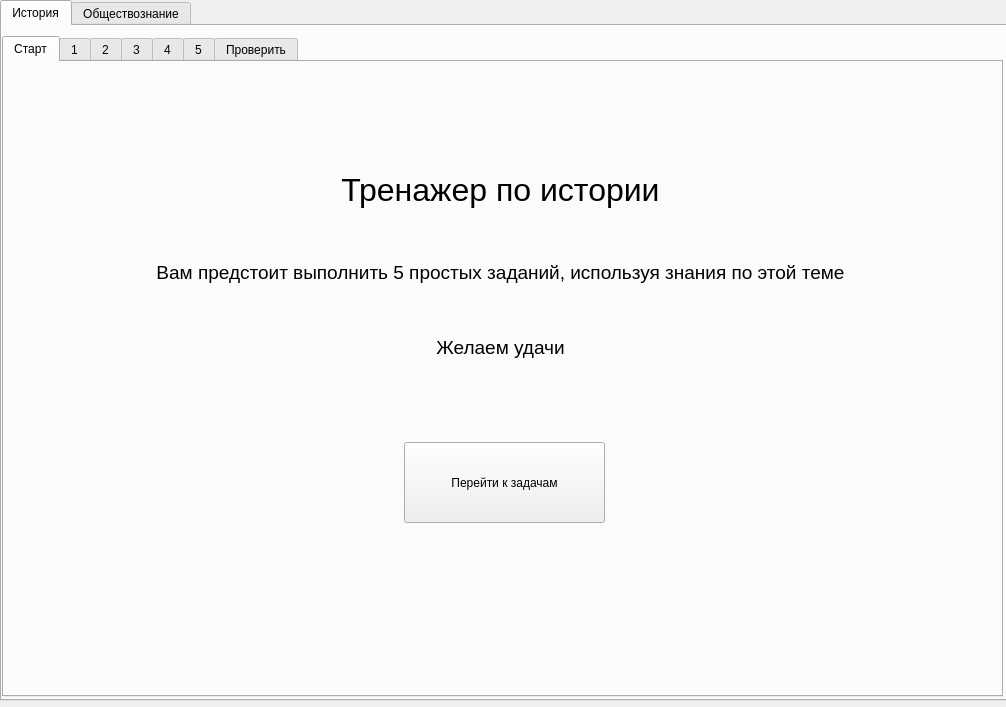
Before: the Qt Designer form designer.ui in AlGaRitm2020/ballistics, drawn with Qt 5.
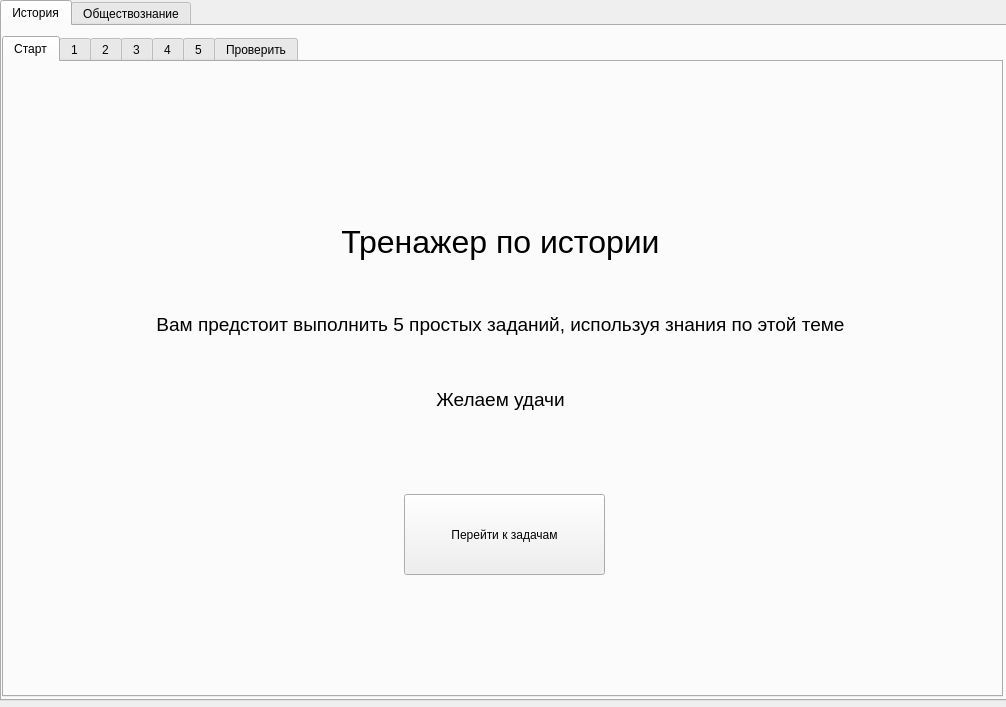
After: the same form once the commit is applied. The open tabs and pages were chosen to show the change.

Commit message: completed project

```diff
--- a/designer.ui
+++ b/designer.ui
@@ -50,7 +50,7 @@
         <property name="geometry">
          <rect>
           <x>1</x>
-          <y>18</y>
+          <y>70</y>
           <width>991</width>
           <height>371</height>
          </rect>
@@ -63,7 +63,7 @@
         <property name="geometry">
          <rect>
           <x>400</x>
-          <y>380</y>
+          <y>432</y>
           <width>201</width>
           <height>81</height>
          </rect>
```
Left out of the diff: 2 changed lines with no effect on the pictures. The commit also changes 2 other files.
